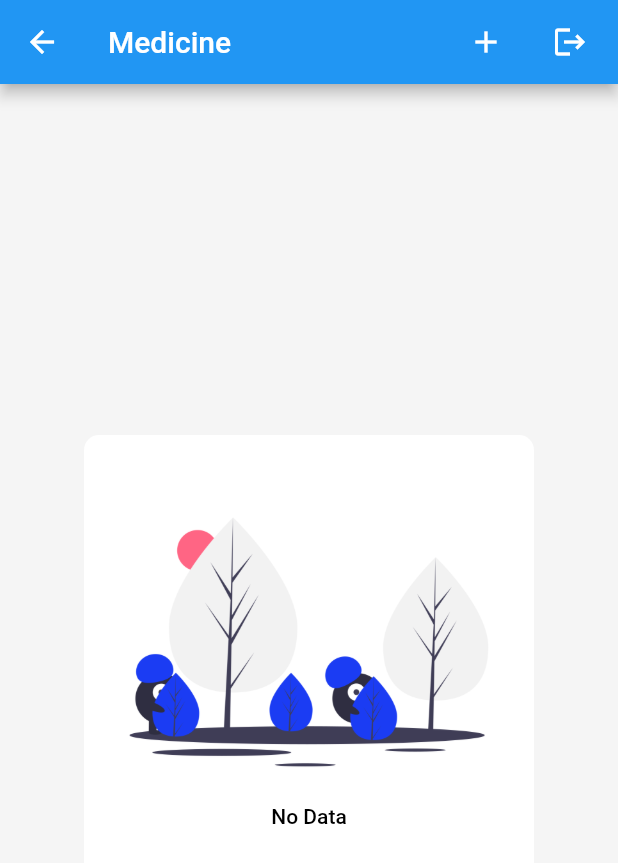
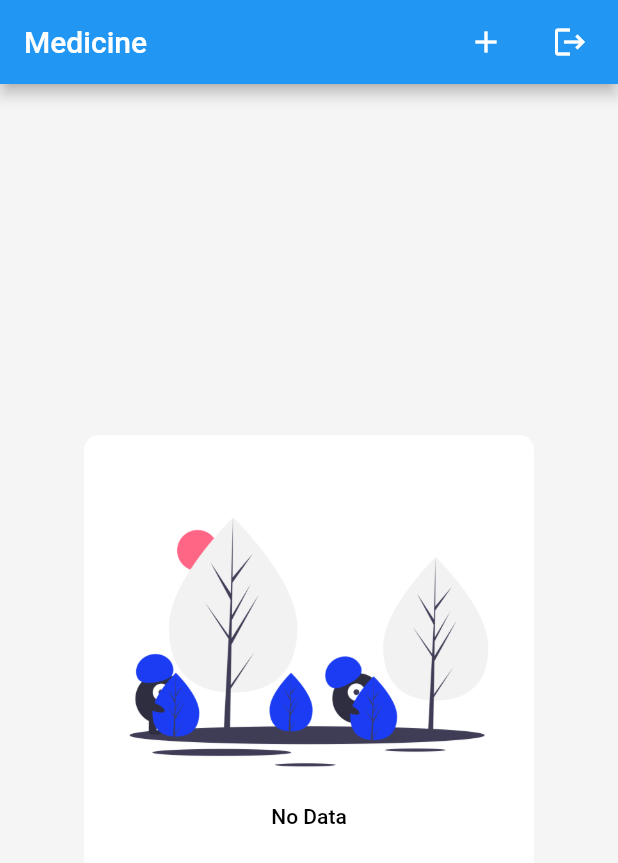
Before and after one commit to rizkyitaji/medicine-app, a Flutter app: the MainPage screen opened directly, after a tap on the "logout" icon, on a phone screen of 412 x 824 dp. Shown: the top 863 px of the screen. Run offline on Flutter 3.47's test engine with Material 2 defaults, Android fonts, the phone set to English and light mode, and no system bars; our stand-ins replace equatable, get, sqflite; accounts and stored records are empty.

Commit message:
fix bug delete

```diff
--- a/lib/helpers/database_helper.dart
+++ b/lib/helpers/database_helper.dart
@@ -35,7 +35,7 @@ class DatabaseHelper {
   Future _onCreate(Database db, int version) async {
     await db.execute('''
           CREATE TABLE $table (
-            $columnId INTEGER PRIMARY KEY AUTOINCREMENT,
+            $columnId INTEGER PRIMARY KEY NOT NULL,
             $columnCode TEXT NOT NULL,
             $columnName TEXT NOT NULL,
             $columnPrice INTEGER NOT NULL,
--- a/lib/models/product.dart
+++ b/lib/models/product.dart
@@ -11,7 +11,7 @@ class Product extends Equatable {
 
   factory Product.fromMap(Map<String, dynamic> data) {
     return Product(
-      id: data['id'],
+      id: data['_id'],
       code: data['code'],
       name: data['name'],
       price: data['price'],
@@ -21,6 +21,7 @@ class Product extends Equatable {
 
   Map<String, dynamic> toMap() {
     return {
+      '_id': this.id,
       'code': this.code,
       'name': this.name,
       'price': this.price,
--- a/lib/ui/pages/add_product_page.dart
+++ b/lib/ui/pages/add_product_page.dart
@@ -120,6 +120,7 @@ class _AddProductPageState extends State<AddProductPage> {
 
   void insert() async {
     bool result = await productController.insert(Product(
+      id: await productController.count() + 1,
       code: codeController.text.trim(),
       name: nameController.text,
       price: int.parse(priceController.text),
@@ -135,7 +136,7 @@ class _AddProductPageState extends State<AddProductPage> {
         backgroundColor: green,
         duration: Duration(seconds: 2),
       );
-      Get.to(MainPage());
+      Get.off(MainPage());
     } else {
       Get.snackbar(
         'Failed',
@@ -164,7 +165,7 @@ class _AddProductPageState extends State<AddProductPage> {
         backgroundColor: green,
         duration: Duration(seconds: 2),
       );
-      Get.to(MainPage());
+      Get.off(MainPage());
     } else {
       Get.snackbar(
         'Failed',
--- a/lib/ui/pages/main_page.dart
+++ b/lib/ui/pages/main_page.dart
@@ -14,9 +14,7 @@ class _MainPageState extends State<MainPage> {
 
   @override
   Widget build(BuildContext context) {
-    return WillPopScope(
-      onWillPop: () async => false,
-      child: Scaffold(
+    return Scaffold(
       appBar: AppBar(
         backgroundColor: blue,
         title: Text('Medicine'),
@@ -29,7 +27,7 @@ class _MainPageState extends State<MainPage> {
           IconButton(
             onPressed: () {
               Get.find<UserController>().clear();
-                Get.off(SignInPage());
+              Get.offAll(SignInPage());
             },
             icon: Icon(Icons.logout),
           ),
@@ -82,7 +80,6 @@ class _MainPageState extends State<MainPage> {
           },
         ),
       ),
-      ),
     );
   }
 }
--- a/lib/ui/pages/sign_in_page.dart
+++ b/lib/ui/pages/sign_in_page.dart
@@ -82,7 +82,7 @@ class SignInPage extends GetView<TextFieldController> {
         backgroundColor: green,
         duration: Duration(seconds: 2),
       );
-      Get.to(MainPage());
+      Get.off(MainPage());
     } else {
       Get.snackbar(
         'Login Failed',
--- a/lib/ui/pages/sign_up_page.dart
+++ b/lib/ui/pages/sign_up_page.dart
@@ -93,7 +93,7 @@ class SignUpPage extends GetView<TextFieldController> {
         backgroundColor: green,
         duration: Duration(seconds: 2),
       );
-      Get.to(MainPage());
+      Get.off(MainPage());
     } else {
       Get.snackbar(
         'Register Failed',
--- a/lib/ui/widgets/product_list_item.dart
+++ b/lib/ui/widgets/product_list_item.dart
@@ -15,7 +15,7 @@ class ProductListItem extends GetWidget<ProductController> {
           Container(
             color: green,
             padding: EdgeInsets.all(defMargin),
-            child: Text(product.code, style: whiteFont),
+            child: Text(product.id.toString(), style: whiteFont),
           ),
           SizedBox(width: 12),
           Expanded(
```
Also changed, not shown: lib/controllers/product_controller.dart (+10 -0 lines), lib/services/product_services.dart (+8 -0 lines). Lines whose indentation alone changed are shown as unchanged.
